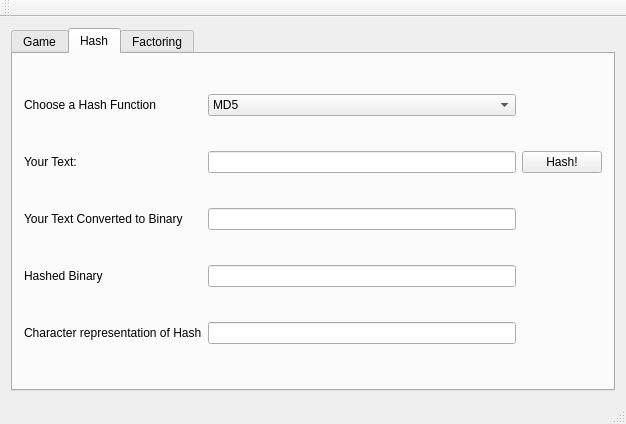
The window that CapstoneCryptography/forms/mainwindow.ui (egandunning/learn-crypto) describes before a commit, drawn with Qt 5.
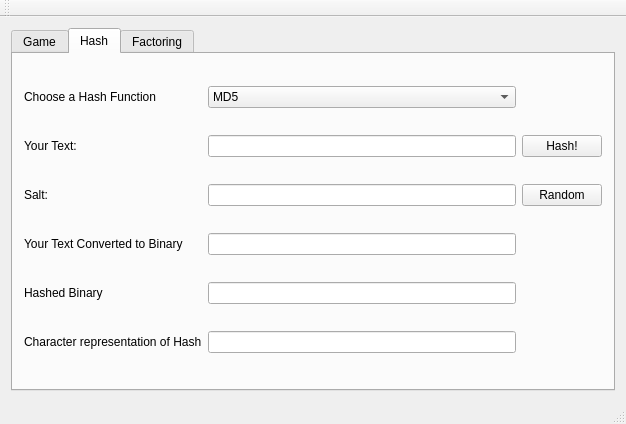
The same window after the commit.

Commit message: can hash with salt from gui

Diff of the .ui file:
```diff
--- a/CapstoneCryptography/forms/mainwindow.ui
+++ b/CapstoneCryptography/forms/mainwindow.ui
@@ -88,30 +88,33 @@
         <item row="1" column="1">
          <widget class="QLineEdit" name="plaintextField"/>
         </item>
-        <item row="2" column="0">
+        <item row="3" column="0">
          <widget class="QLabel" name="label_4">
           <property name="text">
            <string>Your Text Converted to Binary</string>
           </property>
          </widget>
         </item>
-        <item row="2" column="1">
+        <item row="3" column="1">
          <widget class="QLineEdit" name="lineEdit_2"/>
         </item>
-        <item row="4" column="0">
+        <item row="5" column="0">
          <widget class="QLabel" name="label_6">
           <property name="text">
            <string>Character representation of Hash</string>
           </property>
          </widget>
         </item>
-        <item row="3" column="0">
+        <item row="4" column="0">
          <widget class="QLabel" name="label_5">
           <property name="text">
            <string>Hashed Binary</string>
           </property>
          </widget>
         </item>
+        <item row="5" column="1">
+         <widget class="QLineEdit" name="digestField"/>
+        </item>
         <item row="1" column="0">
          <widget class="QLabel" name="label_3">
           <property name="text">
@@ -119,6 +122,9 @@
           </property>
          </widget>
         </item>
+        <item row="4" column="1">
+         <widget class="QLineEdit" name="lineEdit_3"/>
+        </item>
         <item row="0" column="0">
          <widget class="QLabel" name="label_2">
           <property name="text">
@@ -126,12 +132,6 @@
           </property>
          </widget>
         </item>
-        <item row="4" column="1">
-         <widget class="QLineEdit" name="digestField"/>
-        </item>
-        <item row="3" column="1">
-         <widget class="QLineEdit" name="lineEdit_3"/>
-        </item>
         <item row="1" column="2">
          <widget class="QPushButton" name="hashButton">
           <property name="text">
@@ -139,6 +139,23 @@
           </property>
          </widget>
         </item>
+        <item row="2" column="1">
+         <widget class="QLineEdit" name="saltField"/>
+        </item>
+        <item row="2" column="0">
+         <widget class="QLabel" name="label_8">
+          <property name="text">
+           <string>Salt:</string>
+          </property>
+         </widget>
+        </item>
+        <item row="2" column="2">
+         <widget class="QPushButton" name="randomSaltButton">
+          <property name="text">
+           <string>Random</string>
+          </property>
+         </widget>
+        </item>
        </layout>
       </widget>
       <widget class="QWidget" name="tab_4">
```
The commit also changes 4 other files.
